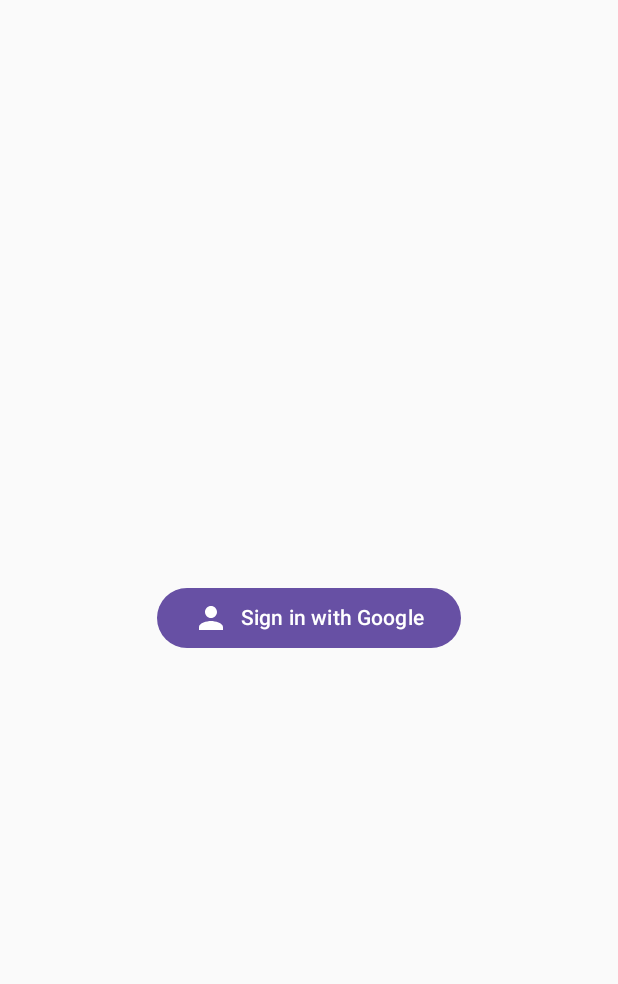
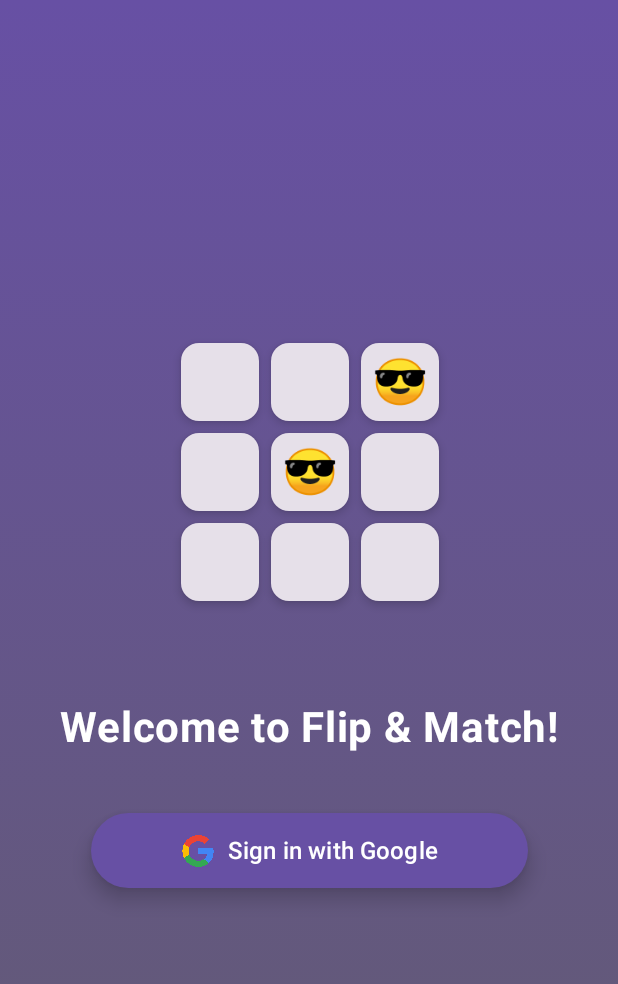
Before and after one commit to ajay020/flip-and-match, an Android app built with Jetpack Compose: the screen it shows after launch (MainActivity), on a phone screen of 412 x 824 dp. Shown: the top 984 px of the screen. Run offline under Robolectric (Android 15) with nearby library versions, the phone set to English and light mode, and no system bars; our stand-ins replace Dagger/Hilt's generated code, Firebase (no records; nobody signed in at launch, a user with empty details on screens opened directly); 4 statements that could not run were skipped.

Commit message:
improved login screen design by adding a grid preview and google icon

```diff
--- /dev/null
+++ b/app/src/main/java/com/example/flipmatch/ui/components/StaticGameGrid.kt
@@ -0,0 +1,77 @@
+package com.example.flipmatch.ui.components
+
+import androidx.compose.foundation.clickable
+import androidx.compose.foundation.layout.*
+import androidx.compose.material3.Card
+import androidx.compose.material3.CardDefaults
+import androidx.compose.material3.Text
+import androidx.compose.runtime.*
+import androidx.compose.ui.Alignment
+import androidx.compose.ui.Modifier
+import androidx.compose.ui.text.style.TextAlign
+import androidx.compose.ui.tooling.preview.Preview
+import androidx.compose.ui.unit.dp
+import androidx.compose.ui.unit.sp
+
+@Composable
+fun StaticGameGrid() {
+    val emojis =
+        remember {
+            mutableStateListOf(
+                "😀",
+                "😂",
+                "😎",
+                "😂",
+                "😎",
+                "🤩",
+                "🤩",
+                "😇",
+                "😀",
+            )
+        }
+    Column(horizontalAlignment = Alignment.CenterHorizontally) {
+        for (row in 0 until 3) {
+            Row(horizontalArrangement = Arrangement.Center) {
+                for (col in 0 until 3) {
+                    val index = row * 3 + col
+                    EmojiGridItem(emoji = emojis.getOrElse(index) { "" }, index = index)
+                }
+            }
+        }
+    }
+}
+
+@Composable
+fun EmojiGridItem(
+    emoji: String,
+    index: Int,
+) {
+    var isVisible by remember { mutableStateOf(true) }
+
+    Card(
+        modifier =
+            Modifier
+                .size(60.dp)
+                .padding(4.dp)
+                .clickable {
+                    isVisible = true
+                },
+        elevation = CardDefaults.cardElevation(4.dp),
+    ) {
+        Box(contentAlignment = Alignment.Center, modifier = Modifier.fillMaxSize()) {
+            if ( index == 2 || index == 4) {
+                Text(
+                    text = emoji,
+                    fontSize = 30.sp,
+                    textAlign = TextAlign.Center,
+                )
+            }
+        }
+    }
+}
+
+@Preview(showBackground = true)
+@Composable
+private fun StaticGameGridPreview() {
+    StaticGameGrid()
+}
--- a/app/src/main/java/com/example/flipmatch/ui/login/LoginScreen.kt
+++ b/app/src/main/java/com/example/flipmatch/ui/login/LoginScreen.kt
@@ -1,14 +1,22 @@
 package com.example.flipmatch.ui.login
 
 import android.widget.Toast
+import androidx.compose.foundation.background
+import androidx.compose.foundation.layout.Arrangement
 import androidx.compose.foundation.layout.Box
+import androidx.compose.foundation.layout.Column
 import androidx.compose.foundation.layout.Spacer
 import androidx.compose.foundation.layout.fillMaxSize
+import androidx.compose.foundation.layout.fillMaxWidth
+import androidx.compose.foundation.layout.height
+import androidx.compose.foundation.layout.padding
+import androidx.compose.foundation.layout.size
 import androidx.compose.foundation.layout.width
-import androidx.compose.material.icons.Icons
-import androidx.compose.material.icons.filled.Person
+import androidx.compose.foundation.shape.RoundedCornerShape
 import androidx.compose.material3.Button
+import androidx.compose.material3.ButtonDefaults
 import androidx.compose.material3.Icon
+import androidx.compose.material3.MaterialTheme
 import androidx.compose.material3.Text
 import androidx.compose.runtime.Composable
 import androidx.compose.runtime.LaunchedEffect
@@ -16,10 +24,18 @@ import androidx.compose.runtime.collectAsState
 import androidx.compose.runtime.getValue
 import androidx.compose.ui.Alignment
 import androidx.compose.ui.Modifier
+import androidx.compose.ui.graphics.Brush
+import androidx.compose.ui.graphics.Color
 import androidx.compose.ui.platform.LocalContext
+import androidx.compose.ui.res.painterResource
+import androidx.compose.ui.text.font.FontWeight
+import androidx.compose.ui.tooling.preview.Preview
 import androidx.compose.ui.unit.dp
+import androidx.compose.ui.unit.sp
 import androidx.hilt.navigation.compose.hiltViewModel
 import androidx.navigation.NavController
+import com.example.flipmatch.R
+import com.example.flipmatch.ui.components.StaticGameGrid
 import com.example.flipmatch.utils.Routes
 
 @Composable
@@ -38,26 +54,94 @@ fun LoginScreen(
         }
     }
 
+    MainLoginContent(
+        onSignInClick = {
+            viewModel.signInWithGoogle(
+                context,
+                onSuccess = { Toast.makeText(context, it, Toast.LENGTH_SHORT).show() },
+                onError = { Toast.makeText(context, it, Toast.LENGTH_SHORT).show() },
+            )
+        },
+    )
+}
+
+@Composable
+fun MainLoginContent(
+    modifier: Modifier = Modifier,
+    onSignInClick: () -> Unit,
+) {
     Box(
-        modifier = Modifier.fillMaxSize(),
+        modifier =
+            Modifier
+                .fillMaxSize()
+                .background(
+                    Brush.verticalGradient(
+                        listOf(
+                            MaterialTheme.colorScheme.primary,
+                            MaterialTheme.colorScheme.secondary,
+                        )
+                    )
+                )
+                .padding(16.dp),
         contentAlignment = Alignment.Center,
     ) {
-        Button(
-            onClick = {
-                viewModel.signInWithGoogle(
-                    context,
-                    onSuccess = {
-                        Toast.makeText(context, it, Toast.LENGTH_SHORT).show()
-                    },
-                    onError = {
-                        Toast.makeText(context, it, Toast.LENGTH_SHORT).show()
-                    },
-                )
-            },
+        Column(
+            horizontalAlignment = Alignment.CenterHorizontally,
+            verticalArrangement = Arrangement.Center,
         ) {
-            Icon(Icons.Default.Person, contentDescription = "Google Sign-In")
-            Spacer(modifier = Modifier.width(8.dp))
-            Text("Sign in with Google")
+
+            StaticGameGrid()
+
+            Spacer(modifier = Modifier.height(64.dp))
+
+            Text(
+                text = "Welcome to Flip & Match!",
+                fontSize = 28.sp,
+                fontWeight = FontWeight.Bold,
+                color = MaterialTheme.colorScheme.onPrimary,
+                modifier = Modifier.padding(bottom = 16.dp),
+            )
+
+            Spacer(modifier = Modifier.height(16.dp))
+
+            GoogleSignInButton {
+               onSignInClick()
+            }
         }
     }
 }
+
+@Composable
+fun GoogleSignInButton(onClick: () -> Unit) {
+    Button(
+        onClick = onClick,
+        shape = RoundedCornerShape(50),
+        colors = ButtonDefaults.buttonColors(),
+        modifier =
+            Modifier
+                .padding(8.dp)
+                .height(50.dp)
+                .fillMaxWidth(0.8f),
+        elevation = ButtonDefaults.elevatedButtonElevation(8.dp),
+    ) {
+        Icon(
+            painter = painterResource(id = R.drawable.google_icon),
+            contentDescription = "Google Sign-In",
+            tint = Color.Unspecified,
+            modifier = Modifier.size(24.dp),
+        )
+        Spacer(modifier = Modifier.width(8.dp))
+        Text(
+            text = "Sign in with Google",
+            fontSize = 16.sp,
+            fontWeight = FontWeight.Medium,
+        )
+    }
+}
+
+
+@Preview(showBackground = true)
+@Composable
+private fun MainLoginContentPreview() {
+    MainLoginContent {  }
+}
```
Also changed, not shown: app/src/main/res/drawable/google_icon.png (added).
